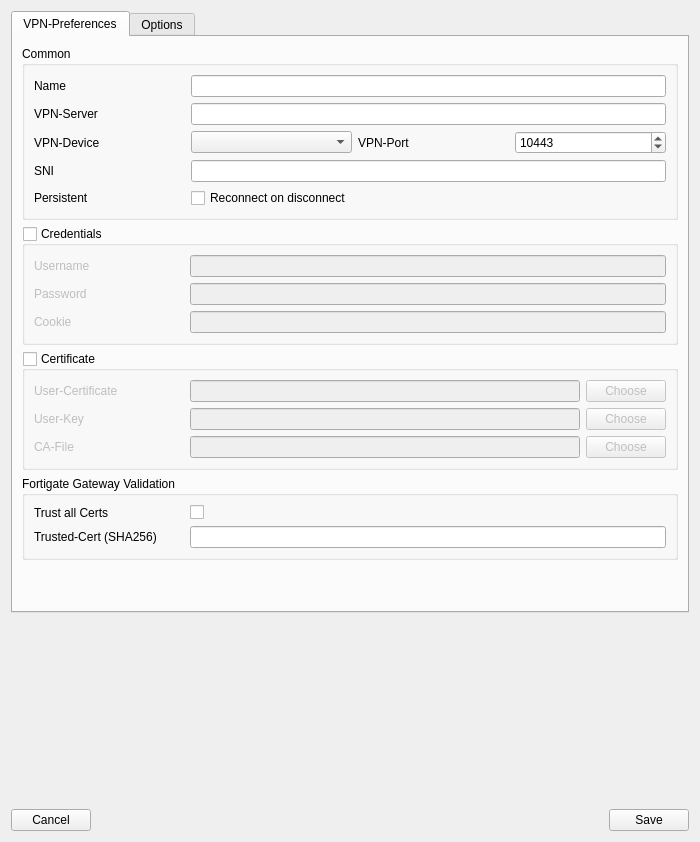
Above: openfortigui/vpnprofileeditor.ui from theinvisible/openfortigui before the change. Below: the same form after it.
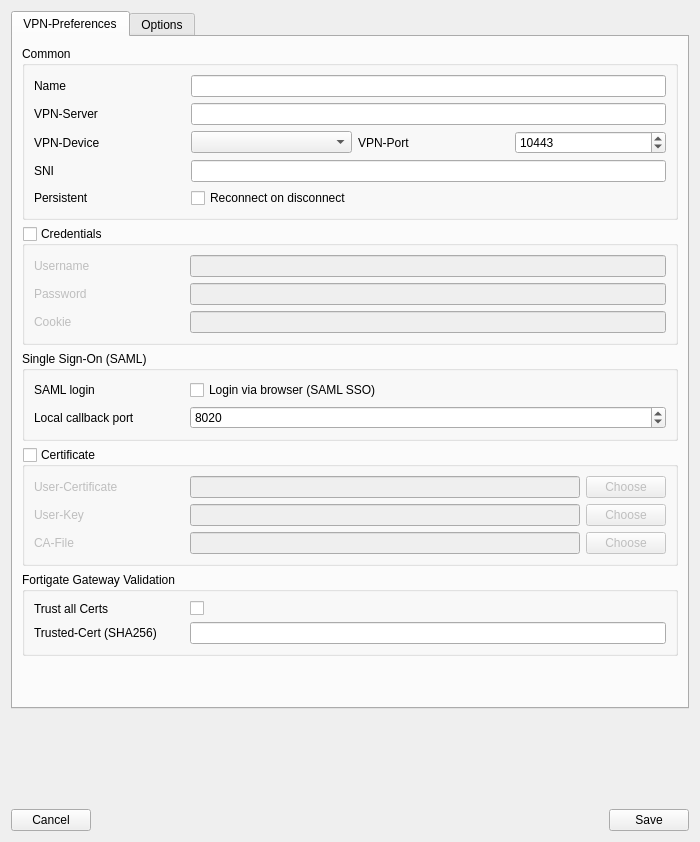
That is the form after the change.

Commit message:
Add SAML single sign-on (SSO) support:
- Implement browser-based SAML authentication for VPN profiles, allowing users to log in via their web browser.
- Configure SAML login and callback port in the VPN profile editor.
- Update VPN profile handling, process logic, and logger to support SAML authentication flow.
- Enhance connectivity flow: automatically handle session ID from browser redirect when SAML is enabled.
- Add tests for SAML listener functionality and session ID handling.
- Update changelog and README with SAML SSO usage details.

Diff of the .ui file:
```diff
--- a/openfortigui/vpnprofileeditor.ui
+++ b/openfortigui/vpnprofileeditor.ui
@@ -224,6 +224,67 @@
          </layout>
         </widget>
        </item>
+       <item>
+        <widget class="QGroupBox" name="gbSaml">
+         <property name="title">
+          <string>Single Sign-On (SAML)</string>
+         </property>
+         <layout class="QFormLayout" name="formLayout_saml">
+          <item row="0" column="0">
+           <widget class="QLabel" name="labelSamlLogin">
+            <property name="minimumSize">
+             <size>
+              <width>150</width>
+              <height>0</height>
+             </size>
+            </property>
+            <property name="text">
+             <string>SAML login</string>
+            </property>
+           </widget>
+          </item>
+          <item row="0" column="1">
+           <widget class="QCheckBox" name="cbSamlLogin">
+            <property name="text">
+             <string>Login via browser (SAML SSO)</string>
+            </property>
+            <property name="toolTip">
+             <string>Sign in through your web browser. Takes precedence over username and password.</string>
+            </property>
+           </widget>
+          </item>
+          <item row="1" column="0">
+           <widget class="QLabel" name="labelSamlPort">
+            <property name="minimumSize">
+             <size>
+              <width>150</width>
+              <height>0</height>
+             </size>
+            </property>
+            <property name="text">
+             <string>Local callback port</string>
+            </property>
+           </widget>
+          </item>
+          <item row="1" column="1">
+           <widget class="QSpinBox" name="sbSamlPort">
+            <property name="minimum">
+             <number>1</number>
+            </property>
+            <property name="maximum">
+             <number>65535</number>
+            </property>
+            <property name="value">
+             <number>8020</number>
+            </property>
+            <property name="toolTip">
+             <string>Port on 127.0.0.1 where the gateway's browser redirect is received (openfortivpn default: 8020).</string>
+            </property>
+           </widget>
+          </item>
+         </layout>
+        </widget>
+       </item>
        <item>
         <widget class="QGroupBox" name="gbCertificate">
          <property name="title">
```
The commit also changes 17 other files.
